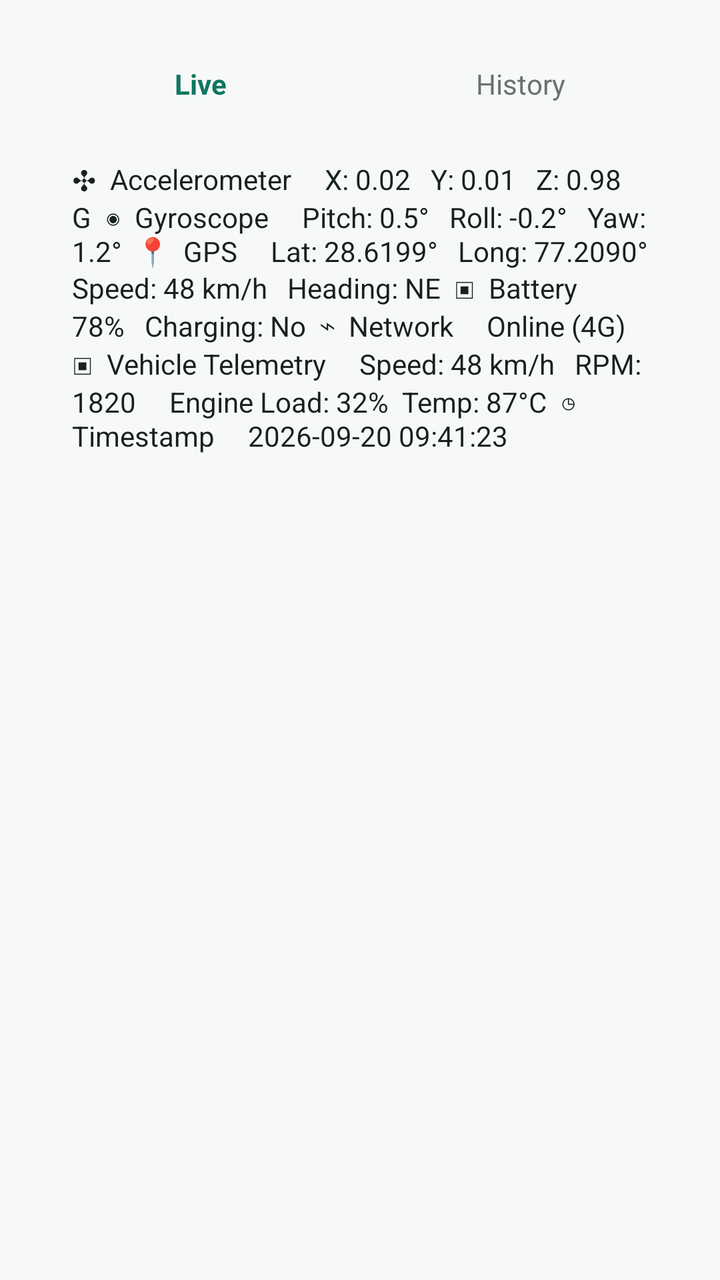
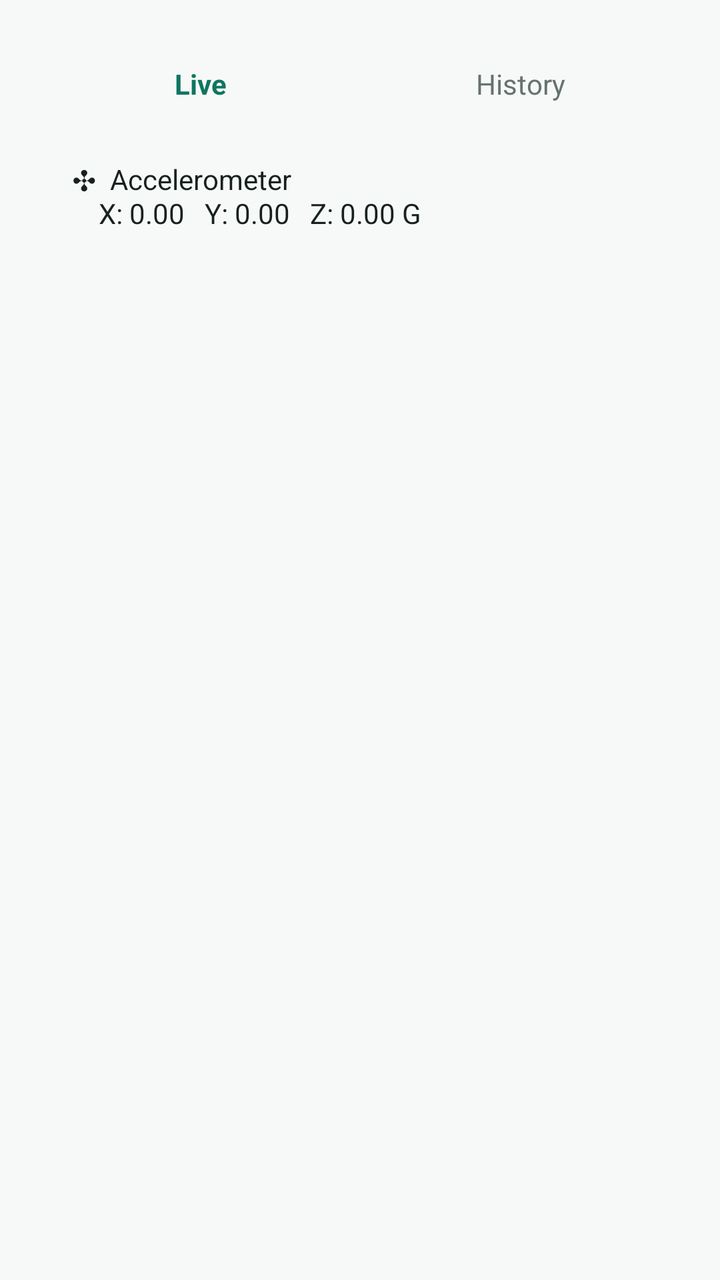

An Android layout rendered at two revisions. The XML below is the earlier revision; the diff shows what the commit changed to produce the second picture.
<!-- AndroidManifest.xml: application theme Theme.OKDrivers -->
<!-- res/layout/fragment_sensor_data.xml -->
<?xml version="1.0" encoding="utf-8"?>
<ScrollView xmlns:android="http://schemas.android.com/apk/res/android"
    android:layout_width="match_parent" android:layout_height="match_parent"
    android:background="@color/ok_bg">

    <LinearLayout android:layout_width="match_parent" android:layout_height="wrap_content"
        android:orientation="vertical" android:padding="20dp">
        <LinearLayout android:layout_width="match_parent" android:layout_height="wrap_content">
            <TextView android:layout_width="0dp" android:layout_height="44dp" android:layout_weight="1"
                android:gravity="center" android:text="Live" android:textColor="@color/ok_green"
                android:textStyle="bold"/>
            <TextView android:layout_width="0dp" android:layout_height="44dp" android:layout_weight="1"
                android:gravity="center" android:text="History" android:textColor="@color/ok_secondary"/>
        </LinearLayout>

        <TextView android:layout_width="match_parent" android:layout_height="wrap_content"
            android:padding="16dp" android:text="✣  Accelerometer
    X: 0.02   Y: 0.01   Z: 0.98 G

◉  Gyroscope
    Pitch: 0.5°   Roll: -0.2°   Yaw: 1.2°

📍  GPS
    Lat: 28.6199°   Long: 77.2090°
    Speed: 48 km/h   Heading: NE

▣  Battery
    78%   Charging: No

⌁  Network
    Online (4G)

▣  Vehicle Telemetry
    Speed: 48 km/h   RPM: 1820
    Engine Load: 32%  Temp: 87°C

◷  Timestamp
    2026-09-20 09:41:23"
            android:textColor="@color/ok_text" android:textSize="14sp"/>
    </LinearLayout>
</ScrollView>
<!-- resources referenced by this layout -->
<resources>
  <color name="ok_bg">#F7F9F8</color>
  <color name="ok_green">#0F7661</color>
  <color name="ok_secondary">#66736F</color>
  <color name="ok_text">#17211F</color>
  <style name="Theme.OKDrivers" parent="Base.Theme.OKDrivers" />
  <style name="Base.Theme.OKDrivers" parent="Theme.Material3.DayNight.NoActionBar">
          
          
      </style>
</resources>

<!-- the commit's change to res/layout/fragment_sensor_data.xml (unified diff, before → after) -->
@@ -13,29 +13,10 @@
                 android:gravity="center" android:text="History" android:textColor="@color/ok_secondary"/>
         </LinearLayout>
 
-        <TextView android:layout_width="match_parent" android:layout_height="wrap_content"
-            android:padding="16dp" android:text="✣  Accelerometer
-    X: 0.02   Y: 0.01   Z: 0.98 G
-
-◉  Gyroscope
-    Pitch: 0.5°   Roll: -0.2°   Yaw: 1.2°
-
-📍  GPS
-    Lat: 28.6199°   Long: 77.2090°
-    Speed: 48 km/h   Heading: NE
-
-▣  Battery
-    78%   Charging: No
-
-⌁  Network
-    Online (4G)
-
-▣  Vehicle Telemetry
-    Speed: 48 km/h   RPM: 1820
-    Engine Load: 32%  Temp: 87°C
-
-◷  Timestamp
-    2026-09-20 09:41:23"
+        <TextView
+            android:id="@+id/tvSensorContent"
+            android:layout_width="match_parent" android:layout_height="wrap_content"
+            android:padding="16dp" android:text="✣  Accelerometer\n    X: 0.00   Y: 0.00   Z: 0.00 G"
             android:textColor="@color/ok_text" android:textSize="14sp"/>
     </LinearLayout>
 </ScrollView>
